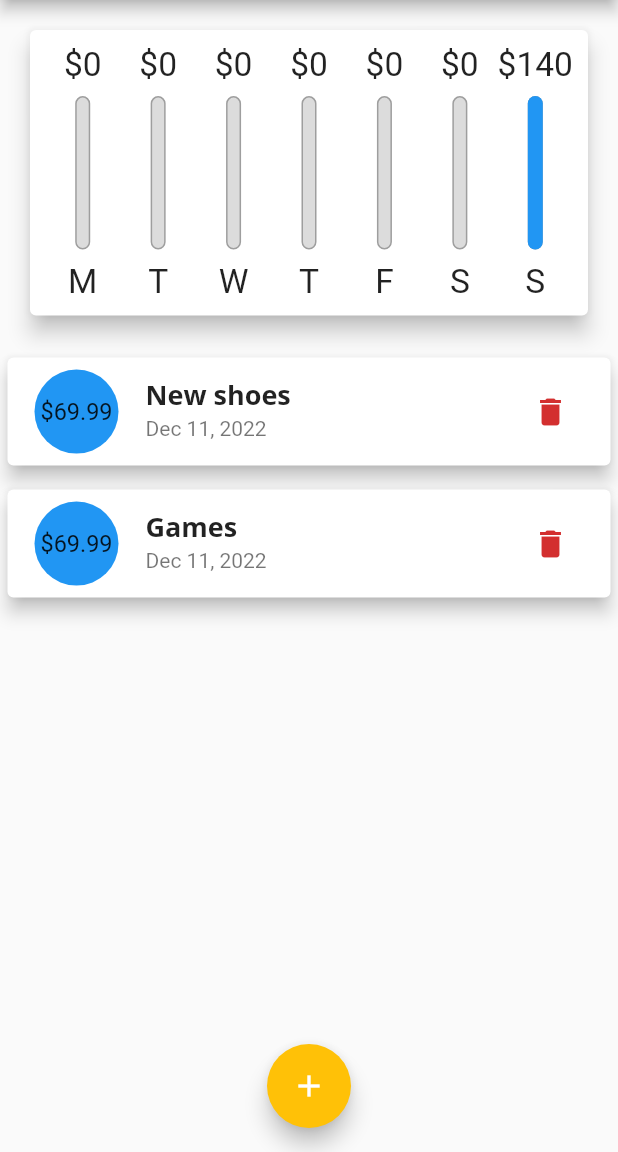
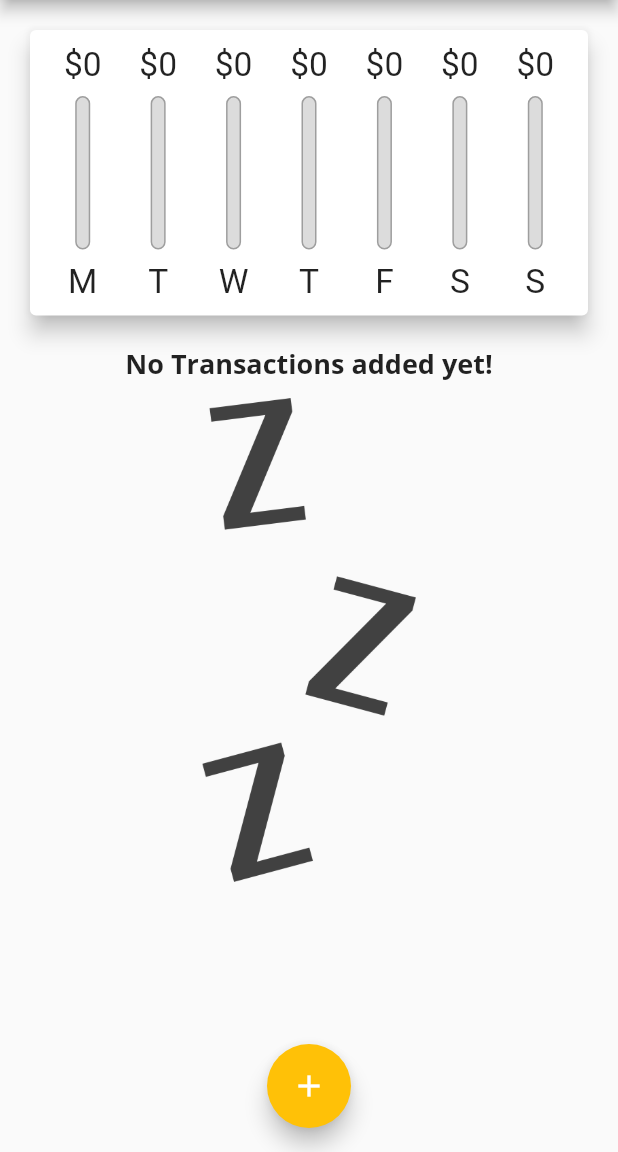
Before and after one commit to judell31/personal-expense, a Flutter app: the screen it shows after launch, on a phone screen of 412 x 824 dp, the part 84-1236 px from its top. Run offline on Flutter 3.47's test engine with Material 2 defaults, Android fonts, the phone set to English and light mode, and no system bars.

```diff
--- a/lib/main.dart
+++ b/lib/main.dart
@@ -1,7 +1,6 @@
 import 'package:flutter/material.dart';
 import 'package:personal_expense/widgets/chart.dart';
 import 'package:personal_expense/widgets/transaction.list.dart';
-import 'package:personal_expense/widgets/user.transactions.dart';
 
 import 'models/transaction.dart';
 import 'widgets/transaction.form.dart';
@@ -10,7 +9,16 @@ import 'widgets/transaction.form.dart';
 //   runApp(const PersonalExpense());
 // }
 
-void main() => runApp(const PersonalExpense());
+void main() {
+  // WidgetsFlutterBinding.ensureInitialized();
+  // SystemChrome.setPreferredOrientations(
+  //     [
+  //       DeviceOrientation.portraitUp,
+  //       DeviceOrientation.portraitDown
+  //     ]
+  // );
+  runApp(const PersonalExpense());
+}
 
 class PersonalExpense extends StatelessWidget {
   const PersonalExpense({super.key});
@@ -69,10 +77,12 @@ class HomePage extends StatefulWidget {
 
 class _HomePageState extends State<HomePage> {
   final List<Transaction> _userTransactions = [
-    Transaction(
-        id: "t1", title: "New shoes", amount: 69.99, date: DateTime.now()),
-    Transaction(id: "t2", title: "Games", amount: 69.99, date: DateTime.now()),
+    // Transaction(
+    //     id: "t1", title: "New shoes", amount: 69.99, date: DateTime.now()),
+    // Transaction(id: "t2", title: "Games", amount: 69.99, date: DateTime.now()),
   ];
+
+  bool _showChart = false;
 
   List<Transaction> get _recentTransactions {
     return _userTransactions.where((tx) {
@@ -125,6 +135,8 @@ class _HomePageState extends State<HomePage> {
     // fast, so that you can just rebuild anything that needs updating rather
     // than having to individually change instances of widgets.
 
+    final isLandscape = MediaQuery.of(context).orientation == Orientation.landscape;
+
     final appBar =  AppBar(
       // Here we take the value from the MyHomePage object that was created by
       // the App.build method, and use it to set our appbar title.
@@ -137,6 +149,11 @@ class _HomePageState extends State<HomePage> {
       ],
     );
 
+    final txListWidget = SizedBox(
+      height: (MediaQuery.of(context).size.height - appBar.preferredSize.height - MediaQuery.of(context).padding.top) * 0.7,
+      child: TransactionList(_userTransactions, _deleteTransaction),
+    );
+
     return Scaffold(
         appBar: appBar,
         body: SingleChildScrollView(
@@ -144,14 +161,29 @@ class _HomePageState extends State<HomePage> {
           // mainAxisAlignment: MainAxisAlignment.start,
           crossAxisAlignment: CrossAxisAlignment.stretch,
           children: <Widget>[
-            SizedBox(
+            if (isLandscape) Row(
+              mainAxisAlignment: MainAxisAlignment.center,
+              children: <Widget>[
+                const Text("Show Chart"),
+                Switch(
+                  value: _showChart,
+                  onChanged: (value) {
+                    setState(() {
+                      _showChart = value;
+                    });
+                  },
+                )],
+            ),
+            if (!isLandscape) SizedBox(
               height: (MediaQuery.of(context).size.height - appBar.preferredSize.height - MediaQuery.of(context).padding.top) * 0.3,
               child: Chart(_recentTransactions),
             ),
-            SizedBox(
-              height: (MediaQuery.of(context).size.height - appBar.preferredSize.height - MediaQuery.of(context).padding.top) * 0.7,
-              child: TransactionList(_userTransactions, _deleteTransaction),
-            )
+            if (!isLandscape) txListWidget,
+            if (isLandscape) _showChart ?
+               SizedBox(
+                 height: (MediaQuery.of(context).size.height - appBar.preferredSize.height - MediaQuery.of(context).padding.top) * 0.7,
+                 child: Chart(_recentTransactions),
+               ) : txListWidget
           ],
         ) // This trailing comma makes auto-formatting nicer for build methods.,
             ),
--- a/lib/widgets/transaction.list.dart
+++ b/lib/widgets/transaction.list.dart
@@ -11,7 +11,8 @@ class TransactionList extends StatelessWidget {
 
   @override
   Widget build(BuildContext context) {
-    return transactions.isEmpty ? Column(
+    return transactions.isEmpty ? LayoutBuilder(builder: (context, constraints) {
+      return Column(
         children: <Widget>[
           Text(
             "No Transactions added yet!",
@@ -21,14 +22,15 @@ class TransactionList extends StatelessWidget {
             height: 10,
           ),
           SizedBox(
-            height: 200,
+            height: constraints.maxHeight * 0.6,
             child: Image.asset(
               "assets/images/waiting.png",
               fit: BoxFit.cover,
             ),
           ),
         ],
-      ) : ListView.builder(
+      );
+    }) : ListView.builder(
       // child: ListView(
         // renders when elements are off screen
         // child: Column(
```
